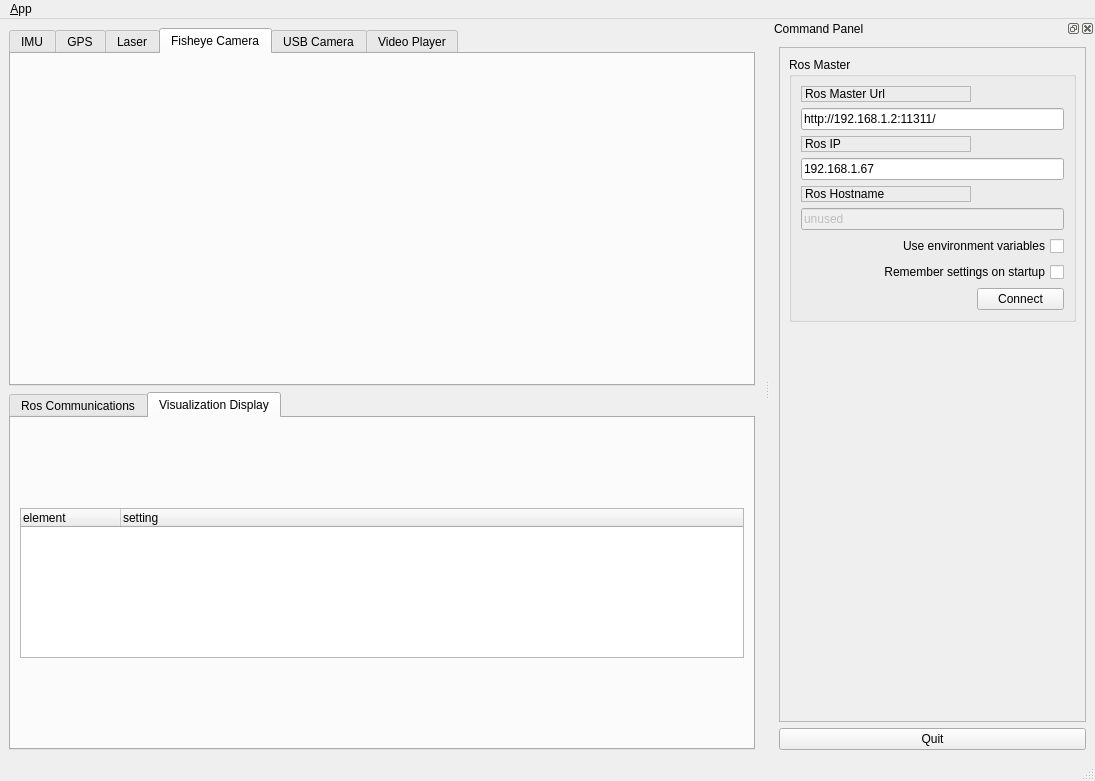
The window that ui/main_window.ui (LennonHuang/test_qt) describes before a commit, drawn with Qt 5.
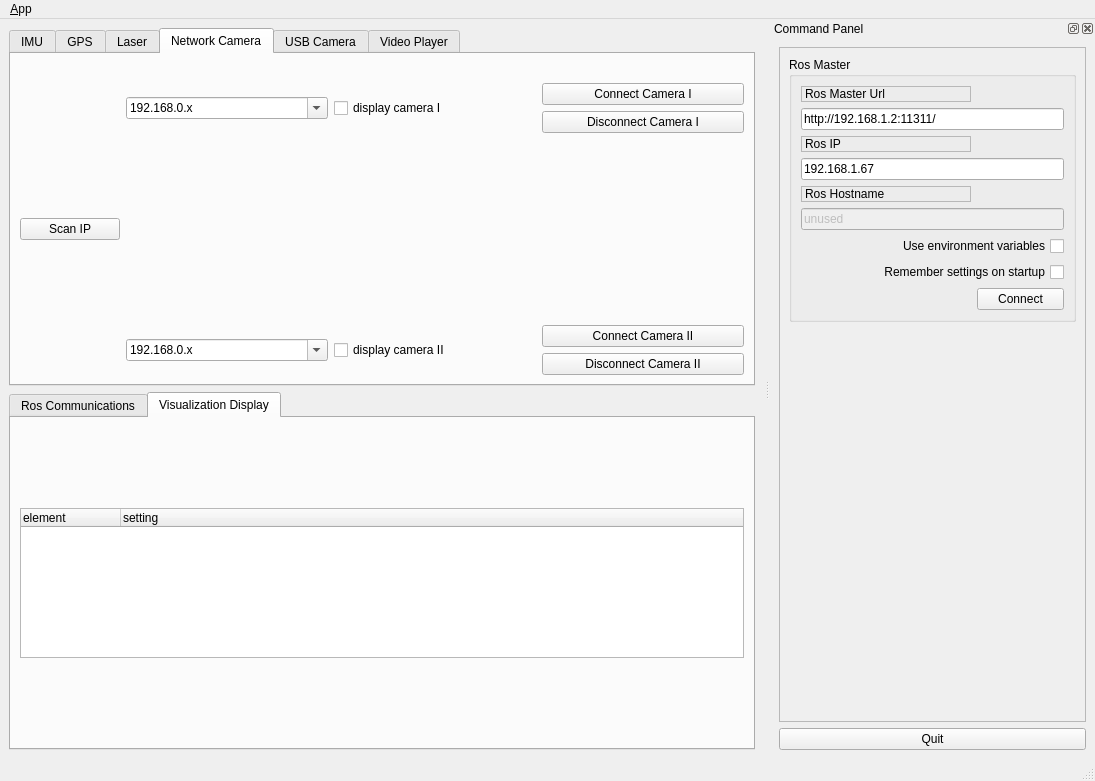
The same window after the commit. The open tabs and pages were chosen to show the change. Icons and pictures are not drawn.

Commit message: add ip camera/ add laser

The edit to the form file:
```diff
--- a/ui/main_window.ui
+++ b/ui/main_window.ui
@@ -349,8 +349,136 @@
       </widget>
       <widget class="QWidget" name="tab_6">
        <attribute name="title">
-        <string>Fisheye Camera</string>
+        <string>Network Camera</string>
        </attribute>
+       <layout class="QVBoxLayout" name="verticalLayout_19">
+        <item>
+         <widget class="QLabel" name="scan_ip_label_2">
+          <property name="styleSheet">
+           <string notr="true">color: rgb(239, 41, 41);</string>
+          </property>
+          <property name="text">
+           <string/>
+          </property>
+         </widget>
+        </item>
+        <item>
+         <layout class="QVBoxLayout" name="verticalLayout_18">
+          <item>
+           <layout class="QHBoxLayout" name="horizontalLayout_12">
+            <item>
+             <widget class="QPushButton" name="scan_camera_ip_btn">
+              <property name="maximumSize">
+               <size>
+                <width>100</width>
+                <height>16777215</height>
+               </size>
+              </property>
+              <property name="text">
+               <string>Scan IP</string>
+              </property>
+             </widget>
+            </item>
+            <item>
+             <layout class="QVBoxLayout" name="verticalLayout_17">
+              <item>
+               <layout class="QHBoxLayout" name="horizontalLayout_10">
+                <item>
+                 <widget class="QComboBox" name="ip_address_comboBox_camera">
+                  <property name="editable">
+                   <bool>true</bool>
+                  </property>
+                  <property name="currentText">
+                   <string>192.168.0.x</string>
+                  </property>
+                 </widget>
+                </item>
+                <item>
+                 <widget class="QCheckBox" name="camera_checkBox">
+                  <property name="text">
+                   <string>display camera I</string>
+                  </property>
+                 </widget>
+                </item>
+                <item>
+                 <layout class="QVBoxLayout" name="verticalLayout_16">
+                  <item>
+                   <widget class="QPushButton" name="connect_ip_camera_btn">
+                    <property name="text">
+                     <string>Connect Camera I</string>
+                    </property>
+                   </widget>
+                  </item>
+                  <item>
+                   <widget class="QPushButton" name="disconnect_ip_camera_btn">
+                    <property name="text">
+                     <string>Disconnect Camera I</string>
+                    </property>
+                   </widget>
+                  </item>
+                 </layout>
+                </item>
+               </layout>
+              </item>
+              <item>
+               <spacer name="verticalSpacer">
+                <property name="orientation">
+                 <enum>Qt::Vertical</enum>
+                </property>
+                <property name="sizeHint" stdset="0">
+                 <size>
+                  <width>20</width>
+                  <height>40</height>
+                 </size>
+                </property>
+               </spacer>
+              </item>
+              <item>
+               <layout class="QHBoxLayout" name="horizontalLayout_11">
+                <item>
+                 <widget class="QComboBox" name="ip_address_comboBox_camera_2">
+                  <property name="editable">
+                   <bool>true</bool>
+                  </property>
+                  <property name="currentText">
+                   <string>192.168.0.x</string>
+                  </property>
+                 </widget>
+                </item>
+                <item>
+                 <widget class="QCheckBox" name="camera_checkBox_2">
+                  <property name="text">
+                   <string>display camera II</string>
+                  </property>
+                 </widget>
+                </item>
+                <item>
+                 <layout class="QVBoxLayout" name="verticalLayout_15">
+                  <item>
+                   <widget class="QPushButton" name="connect_ip_camera_btn_2">
+                    <property name="text">
+                     <string>Connect Camera II</string>
+                    </property>
+                   </widget>
+                  </item>
+                  <item>
+                   <widget class="QPushButton" name="disconnect_ip_camera_btn_2">
+                    <property name="text">
+                     <string>Disconnect Camera II</string>
+                    </property>
+                   </widget>
+                  </item>
+                 </layout>
+                </item>
+               </layout>
+              </item>
+             </layout>
+            </item>
+           </layout>
+          </item>
+         </layout>
+        </item>
+       </layout>
       </widget>
       <widget class="QWidget" name="tab_4">
        <attribute name="title">
```
Left out of the diff: 183 changed lines with no effect on the pictures. Lines whose indentation alone changed are shown as unchanged. The commit also changes 4 other files.
